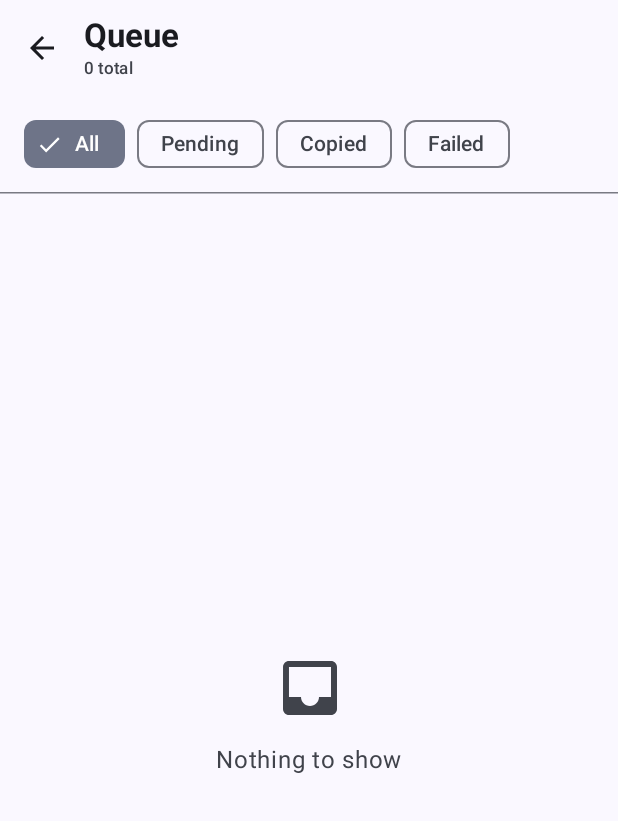
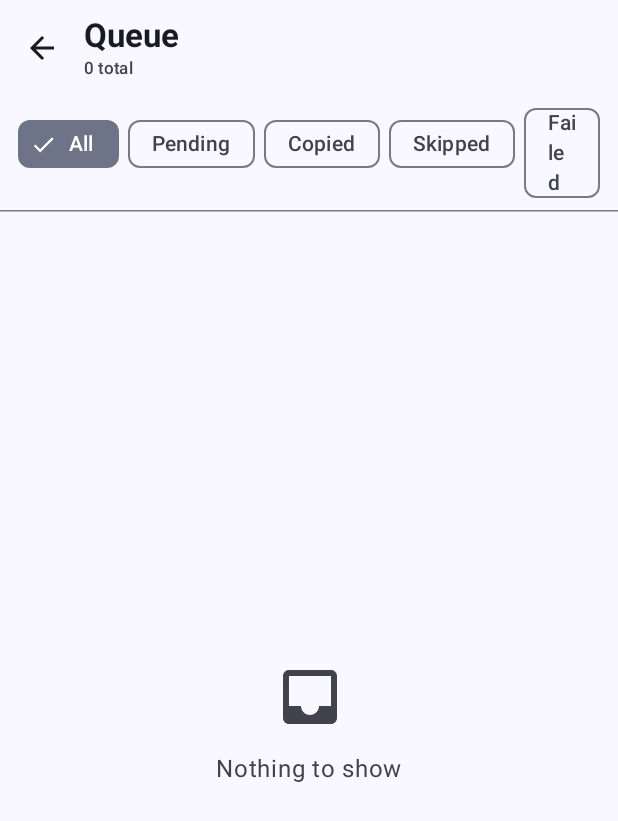
Before and after one commit to Firebolt141/Photos-backup-fix, an Android app built with Jetpack Compose: the screen it shows after launch (MainActivity), after a tap on "Queue", on a phone screen of 412 x 824 dp. Shown: the top 821 px of the screen. Run offline under Robolectric (Android 15) with nearby library versions, the phone set to English and light mode, and no system bars; our stand-ins replace Room's generated code.

Commit message:
feat(android): track skipped files, add retry/clear, summary notification
Bug fix:
- copyItem returned 0L when a file already existed at the destination,
  but the caller always marked it COPIED. Files were silently swallowed.
  Now returns Long? — null means skipped — and the caller correctly
  marks those items SKIPPED in the DB.

New features:
- QueueDao: observeSkippedCount, observeFailedCount, resetFailed,
  clearCopied queries
- SyncRepository: copyPending now returns CopySummary(copied, skipped,
  failed); retryFailed() and clearCopied() helpers added
- CopyService: posts a persistent summary notification after each run
  ("3 copied · 12 skipped (already on drive) · 1 failed")
- UiState: skippedCount and failedCount fields derived from queue
- HomeScreen: second stats row showing Skipped + Failed counts;
  "Retry N failed files" OutlinedButton appears when failedCount > 0
- QueueScreen: Skipped and Failed are now separate filter chips with
  live badge counts; skipped rows show source path + reason; failed
  rows show error message + source path; trash-sweep icon in top bar
  triggers a confirmation dialog to clear all COPIED items from queue

https://claude.ai/code/session_01PooNTkfygKqjqqRGZvRHyP

```diff
--- a/android-app/app/src/main/java/com/firebolt141/photosync/MainActivity.kt
+++ b/android-app/app/src/main/java/com/firebolt141/photosync/MainActivity.kt
@@ -35,12 +35,14 @@ class MainActivity : ComponentActivity() {
                             onViewQueue         = { nav.navigate("queue") },
                             onDateRangeSelected = vm::setDateRange,
                             onClearDateRange    = vm::clearDateRange,
+                            onRetryFailed       = vm::retryFailed,
                         )
                     }
                     composable("queue") {
                         QueueScreen(
-                            items  = state.queue,
-                            onBack = { nav.popBackStack() },
+                            items         = state.queue,
+                            onBack        = { nav.popBackStack() },
+                            onClearCopied = vm::clearCopied,
                         )
                     }
                 }
--- a/android-app/app/src/main/java/com/firebolt141/photosync/data/QueueDao.kt
+++ b/android-app/app/src/main/java/com/firebolt141/photosync/data/QueueDao.kt
@@ -17,6 +17,12 @@ interface QueueDao {
     @Query("SELECT COUNT(*) FROM queue WHERE status = 'COPIED'")
     fun observeCopiedCount(): Flow<Int>
 
+    @Query("SELECT COUNT(*) FROM queue WHERE status = 'SKIPPED'")
+    fun observeSkippedCount(): Flow<Int>
+
+    @Query("SELECT COUNT(*) FROM queue WHERE status = 'FAILED'")
+    fun observeFailedCount(): Flow<Int>
+
     @Query("SELECT mediaId FROM queue")
     suspend fun getAllMediaIds(): List<Long>
 
@@ -34,4 +40,10 @@ interface QueueDao {
 
     @Query("UPDATE queue SET status = :status, errorMsg = :msg WHERE id = :id")
     suspend fun updateStatusAndError(id: Long, status: CopyStatus, msg: String?)
+
+    @Query("UPDATE queue SET status = 'PENDING', errorMsg = NULL WHERE status = 'FAILED'")
+    suspend fun resetFailed()
+
+    @Query("DELETE FROM queue WHERE status = 'COPIED'")
+    suspend fun clearCopied()
 }
--- a/android-app/app/src/main/java/com/firebolt141/photosync/ui/HomeScreen.kt
+++ b/android-app/app/src/main/java/com/firebolt141/photosync/ui/HomeScreen.kt
@@ -38,6 +38,7 @@ fun HomeScreen(
     onViewQueue: () -> Unit,
     onDateRangeSelected: (fromMs: Long, toMs: Long) -> Unit,
     onClearDateRange: () -> Unit,
+    onRetryFailed: () -> Unit,
 ) {
     var showDatePicker by remember { mutableStateOf(false) }
 
@@ -113,7 +114,7 @@ fun HomeScreen(
             verticalArrangement = Arrangement.spacedBy(12.dp),
         ) {
 
-            // ── Stats row ────────────────────────────────────────────────
+            // ── Stats rows ───────────────────────────────────────────────
             Row(
                 modifier = Modifier.fillMaxWidth(),
                 horizontalArrangement = Arrangement.spacedBy(12.dp),
@@ -132,6 +133,27 @@ fun HomeScreen(
                     icon     = Icons.Default.CheckCircle,
                     color    = MaterialTheme.colorScheme.primaryContainer,
                     onColor  = MaterialTheme.colorScheme.onPrimaryContainer,
+                    modifier = Modifier.weight(1f),
+                )
+            }
+            Row(
+                modifier = Modifier.fillMaxWidth(),
+                horizontalArrangement = Arrangement.spacedBy(12.dp),
+            ) {
+                StatCard(
+                    label    = "Skipped",
+                    value    = state.skippedCount,
+                    icon     = Icons.Default.RemoveCircle,
+                    color    = MaterialTheme.colorScheme.tertiaryContainer,
+                    onColor  = MaterialTheme.colorScheme.onTertiaryContainer,
+                    modifier = Modifier.weight(1f),
+                )
+                StatCard(
+                    label    = "Failed",
+                    value    = state.failedCount,
+                    icon     = Icons.Default.ErrorOutline,
+                    color    = MaterialTheme.colorScheme.errorContainer,
+                    onColor  = MaterialTheme.colorScheme.onErrorContainer,
                     modifier = Modifier.weight(1f),
                 )
             }
@@ -258,6 +280,18 @@ fun HomeScreen(
                     Icon(Icons.Default.ContentCopy, null, Modifier.size(18.dp))
                     Spacer(Modifier.width(6.dp))
                     Text("Copy")
+                }
+            }
+
+            if (state.failedCount > 0) {
+                OutlinedButton(
+                    onClick  = onRetryFailed,
+                    enabled  = !isBusy,
+                    modifier = Modifier.fillMaxWidth(),
+                ) {
+                    Icon(Icons.Default.Refresh, null, Modifier.size(18.dp))
+                    Spacer(Modifier.width(6.dp))
+                    Text("Retry ${state.failedCount} failed file${if (state.failedCount == 1) "" else "s"}")
                 }
             }
 
--- a/android-app/app/src/main/java/com/firebolt141/photosync/ui/MainViewModel.kt
+++ b/android-app/app/src/main/java/com/firebolt141/photosync/ui/MainViewModel.kt
@@ -19,6 +19,8 @@ data class UiState(
     val queue: List<QueueItem>  = emptyList(),
     val pendingCount: Int       = 0,
     val copiedCount: Int        = 0,
+    val skippedCount: Int       = 0,
+    val failedCount: Int        = 0,
     val driveUri: String?       = null,
     val driveConnected: Boolean = false,
     val scanning: Boolean       = false,
@@ -55,6 +57,8 @@ class MainViewModel(app: Application) : AndroidViewModel(app) {
             queue          = filtered,
             pendingCount   = filtered.count { it.status == CopyStatus.PENDING },
             copiedCount    = filtered.count { it.status == CopyStatus.COPIED },
+            skippedCount   = filtered.count { it.status == CopyStatus.SKIPPED },
+            failedCount    = filtered.count { it.status == CopyStatus.FAILED },
             driveUri       = driveUri,
             driveConnected = StorageHelper.isDriveMounted(getApplication(), driveUri),
             scanning       = scanning,
@@ -99,4 +103,12 @@ class MainViewModel(app: Application) : AndroidViewModel(app) {
     fun clearDateRange() {
         viewModelScope.launch { prefs.clearDateRange() }
     }
+
+    fun retryFailed() {
+        viewModelScope.launch { repo.retryFailed() }
+    }
+
+    fun clearCopied() {
+        viewModelScope.launch { repo.clearCopied() }
+    }
 }
--- a/android-app/app/src/main/java/com/firebolt141/photosync/ui/QueueScreen.kt
+++ b/android-app/app/src/main/java/com/firebolt141/photosync/ui/QueueScreen.kt
@@ -20,22 +20,29 @@ import com.firebolt141.photosync.data.QueueItem
 import java.text.SimpleDateFormat
 import java.util.*
 
-private enum class Filter { All, Pending, Copied, Failed }
+private enum class Filter { All, Pending, Copied, Skipped, Failed }
 
 @OptIn(ExperimentalMaterial3Api::class)
 @Composable
 fun QueueScreen(
     items: List<QueueItem>,
     onBack: () -> Unit,
+    onClearCopied: () -> Unit,
 ) {
     var filter by remember { mutableStateOf(Filter.All) }
+    var showClearDialog by remember { mutableStateOf(false) }
 
     val visible = when (filter) {
         Filter.All     -> items
         Filter.Pending -> items.filter { it.status == CopyStatus.PENDING }
         Filter.Copied  -> items.filter { it.status == CopyStatus.COPIED  }
-        Filter.Failed  -> items.filter { it.status == CopyStatus.FAILED || it.status == CopyStatus.SKIPPED }
+        Filter.Skipped -> items.filter { it.status == CopyStatus.SKIPPED }
+        Filter.Failed  -> items.filter { it.status == CopyStatus.FAILED  }
     }
+
+    val copiedCount  = items.count { it.status == CopyStatus.COPIED  }
+    val skippedCount = items.count { it.status == CopyStatus.SKIPPED }
+    val failedCount  = items.count { it.status == CopyStatus.FAILED  }
 
     Scaffold(
         topBar = {
@@ -52,6 +59,13 @@ fun QueueScreen(
                         Icon(Icons.AutoMirrored.Filled.ArrowBack, contentDescription = "Back")
                     }
                 },
+                actions = {
+                    if (copiedCount > 0) {
+                        IconButton(onClick = { showClearDialog = true }) {
+                            Icon(Icons.Default.DeleteSweep, contentDescription = "Clear copied")
+                        }
+                    }
+                },
             )
         }
     ) { pad ->
@@ -61,14 +75,29 @@ fun QueueScreen(
             Row(
                 modifier = Modifier
                     .fillMaxWidth()
-                    .padding(horizontal = 16.dp, vertical = 8.dp),
-                horizontalArrangement = Arrangement.spacedBy(8.dp),
+                    .padding(horizontal = 12.dp, vertical = 8.dp),
+                horizontalArrangement = Arrangement.spacedBy(6.dp),
             ) {
                 Filter.entries.forEach { f ->
+                    val badge: String? = when (f) {
+                        Filter.Skipped -> if (skippedCount > 0) "$skippedCount" else null
+                        Filter.Failed  -> if (failedCount  > 0) "$failedCount"  else null
+                        else           -> null
+                    }
                     FilterChip(
                         selected = filter == f,
                         onClick  = { filter = f },
-                        label    = { Text(f.name) },
+                        label    = {
+                            if (badge != null) {
+                                Row(verticalAlignment = Alignment.CenterVertically,
+                                    horizontalArrangement = Arrangement.spacedBy(4.dp)) {
+                                    Text(f.name)
+                                    Badge { Text(badge) }
+                                }
+                            } else {
+                                Text(f.name)
+                            }
+                        },
                         leadingIcon = if (filter == f) ({
                             Icon(Icons.Default.Check, null, Modifier.size(FilterChipDefaults.IconSize))
                         }) else null,
@@ -105,6 +134,21 @@ fun QueueScreen(
             }
         }
     }
+
+    if (showClearDialog) {
+        AlertDialog(
+            onDismissRequest = { showClearDialog = false },
+            icon    = { Icon(Icons.Default.DeleteSweep, null) },
+            title   = { Text("Clear copied files?") },
+            text    = { Text("Remove $copiedCount copied item${if (copiedCount == 1) "" else "s"} from the queue. This does not delete any files from your phone or drive.") },
+            confirmButton = {
+                TextButton(onClick = { onClearCopied(); showClearDialog = false }) { Text("Clear") }
+            },
+            dismissButton = {
+                TextButton(onClick = { showClearDialog = false }) { Text("Cancel") }
+            },
+        )
+    }
 }
 
 @Composable
@@ -128,14 +172,44 @@ private fun QueueRow(item: QueueItem) {
         supportingContent = {
             Column {
                 Text(dateStr, style = MaterialTheme.typography.bodySmall)
-                if (item.status == CopyStatus.FAILED && item.errorMsg != null) {
+                when (item.status) {
+                    CopyStatus.SKIPPED -> {
+                        Text(
+                            "Already on drive — skipped",
+                            style = MaterialTheme.typography.bodySmall,
+                            color = MaterialTheme.colorScheme.tertiary,
+                        )
+                        if (item.absolutePath.isNotBlank()) {
+                            Text(
+                                item.absolutePath,
+                                style    = MaterialTheme.typography.bodySmall,
+                                color    = MaterialTheme.colorScheme.onSurfaceVariant,
+                                maxLines = 1,
+                                overflow = TextOverflow.Ellipsis,
+                            )
+                        }
+                    }
+                    CopyStatus.FAILED -> {
+                        if (item.errorMsg != null) {
                             Text(
                                 item.errorMsg,
                                 style    = MaterialTheme.typography.bodySmall,
                                 color    = MaterialTheme.colorScheme.error,
+                                maxLines = 2,
+                                overflow = TextOverflow.Ellipsis,
+                            )
+                        }
+                        if (item.absolutePath.isNotBlank()) {
+                            Text(
+                                item.absolutePath,
+                                style    = MaterialTheme.typography.bodySmall,
+                                color    = MaterialTheme.colorScheme.onSurfaceVariant,
                                 maxLines = 1,
                                 overflow = TextOverflow.Ellipsis,
                             )
+                        }
+                    }
+                    else -> { /* nothing extra */ }
                 }
             }
         },
```
Also changed, not shown: android-app/app/src/main/java/com/firebolt141/photosync/repository/SyncRepository.kt (+32 -14 lines), android-app/app/src/main/java/com/firebolt141/photosync/service/CopyService.kt (+30 -9 lines). Lines whose indentation alone changed are shown as unchanged.
